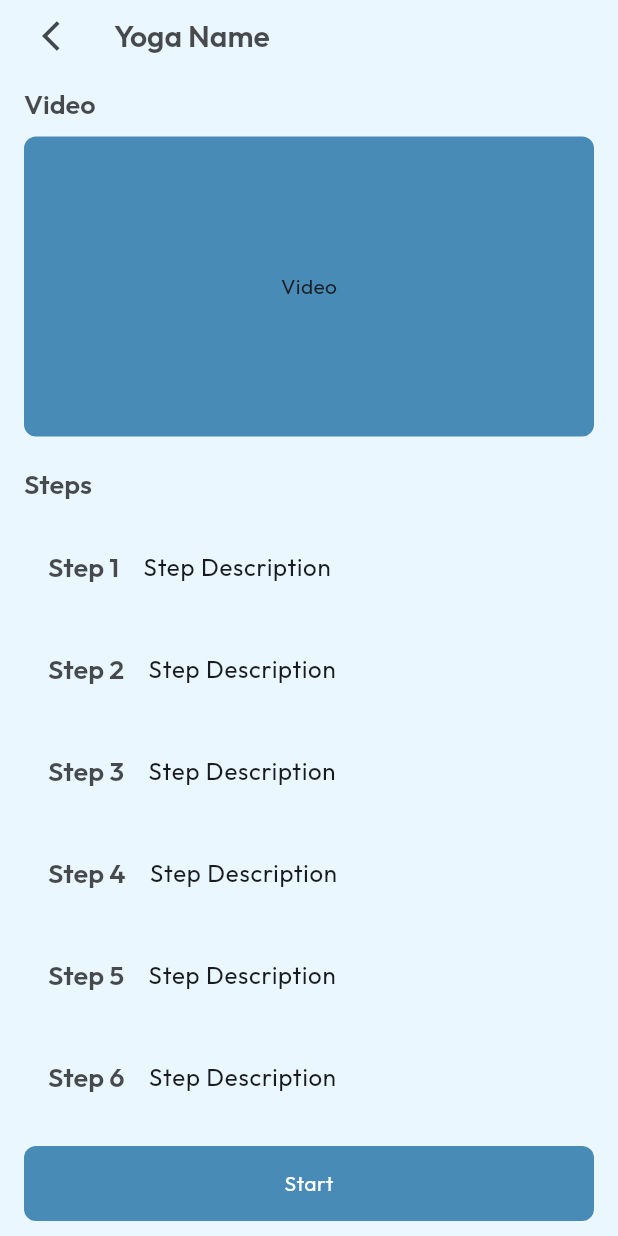
After one commit to Yash-Khattar/YogZen, a Flutter app: the screen it shows after launch, after a tap on "Image", on a phone screen of 412 x 824 dp. The commit adds this screen. Run offline on Flutter 3.47's test engine with Material 2 defaults, Android fonts, the phone set to English and light mode, and no system bars; our stand-ins replace font_awesome_flutter, google_fonts.

Commit message:
yoga tut

```diff
--- a/lib/screens/home/components/yoga_card.dart
+++ b/lib/screens/home/components/yoga_card.dart
@@ -1,12 +1,19 @@
 import 'package:flutter/material.dart';
 import 'package:yogzen/global/color.dart';
+import 'package:yogzen/screens/yoga/yoga_tutorial.dart';
 
 class YogaCard extends StatelessWidget {
   const YogaCard({super.key});
 
   @override
   Widget build(BuildContext context) {
-    return Container(
+    return GestureDetector(
+      onTap: () {
+        Navigator.of(context).push(MaterialPageRoute(
+          builder: ((context) => YogaTutorial()),
+        ));
+      },
+      child: Container(
         padding: EdgeInsets.only(right: 16),
         child: Column(
           crossAxisAlignment: CrossAxisAlignment.start,
@@ -27,6 +34,7 @@ class YogaCard extends StatelessWidget {
             ),
           ],
         ),
+      ),
     );
   }
 }
--- /dev/null
+++ b/lib/screens/yoga/yoga_tutorial.dart
@@ -0,0 +1,119 @@
+import 'package:flutter/material.dart';
+import 'package:yogzen/global/color.dart';
+
+class YogaTutorial extends StatefulWidget {
+  const YogaTutorial({super.key});
+
+  @override
+  State<YogaTutorial> createState() => _YogaTutorialState();
+}
+
+class _YogaTutorialState extends State<YogaTutorial> {
+  List steps = [
+    "Step 1",
+    "Step 2",
+    "Step 3",
+    "Step 4",
+    "Step 5",
+    "Step 6",
+    "Step 7",
+    "Step 8",
+  ];
+  @override
+  Widget build(BuildContext context) {
+    return Scaffold(
+      backgroundColor: klightBlue,
+      body: SafeArea(
+        child: Stack(
+          children: [
+            SingleChildScrollView(
+              child: Padding(
+                padding: const EdgeInsets.only(left: 16, right: 16),
+                child: Column(
+                  crossAxisAlignment: CrossAxisAlignment.start,
+                  children: [
+                    // appbar
+                    Row(
+                      children: [
+                        IconButton(
+                          onPressed: () => Navigator.of(context).pop(),
+                          icon: const Icon(Icons.arrow_back_ios),
+                        ),
+                        const SizedBox(width: 12),
+                        Text("Yoga Name",
+                            style: Theme.of(context).textTheme.headlineLarge),
+                      ],
+                    ),
+
+                    //video
+                    SizedBox(height: 10),
+                    Text(
+                      "Video",
+                      style: Theme.of(context).textTheme.headlineMedium,
+                    ),
+                    SizedBox(height: 10),
+                    Container(
+                      height: 200,
+                      width: double.infinity,
+                      decoration: BoxDecoration(
+                        color: kdarkBlue,
+                        borderRadius: BorderRadius.circular(8),
+                      ),
+                      child: Center(child: Text("Video")),
+                    ),
+
+                    //steps
+                    SizedBox(height: 20),
+                    Text(
+                      "Steps",
+                      style: Theme.of(context).textTheme.headlineMedium,
+                    ),
+                    SizedBox(height: 10),
+                    ListView.builder(
+                      scrollDirection: Axis.vertical,
+                      physics: const NeverScrollableScrollPhysics(),
+                      itemBuilder: (context, index) {
+                        return Padding(
+                          padding: const EdgeInsets.symmetric(vertical: 6),
+                          child: ListTile(
+                            leading: Text(
+                              steps[index],
+                              style: Theme.of(context).textTheme.headlineMedium,
+                            ),
+                            title: Text(
+                              "Step Description",
+                            ),
+                          ),
+                        );
+                      },
+                      itemCount: steps.length,
+                      shrinkWrap: true,
+                    ),
+                  ],
+                ),
+              ),
+            ),
+            Positioned(
+              bottom: 10,
+              right: 16,
+              left: 16,
+              child: Container(
+                decoration: BoxDecoration(
+                  borderRadius: BorderRadius.circular(8),
+                  color: kdarkBlue,
+                ),
+                height: 50,
+                child: Center(
+                  child: Text(
+                    "Start",
+                    style: TextStyle(color: Colors.white),
+                  ),
+                ),
+              ),
+            ),
+          ],
+        ),
+      ),
+    );
+  }
+}
```
Lines whose indentation alone changed are shown as unchanged.
